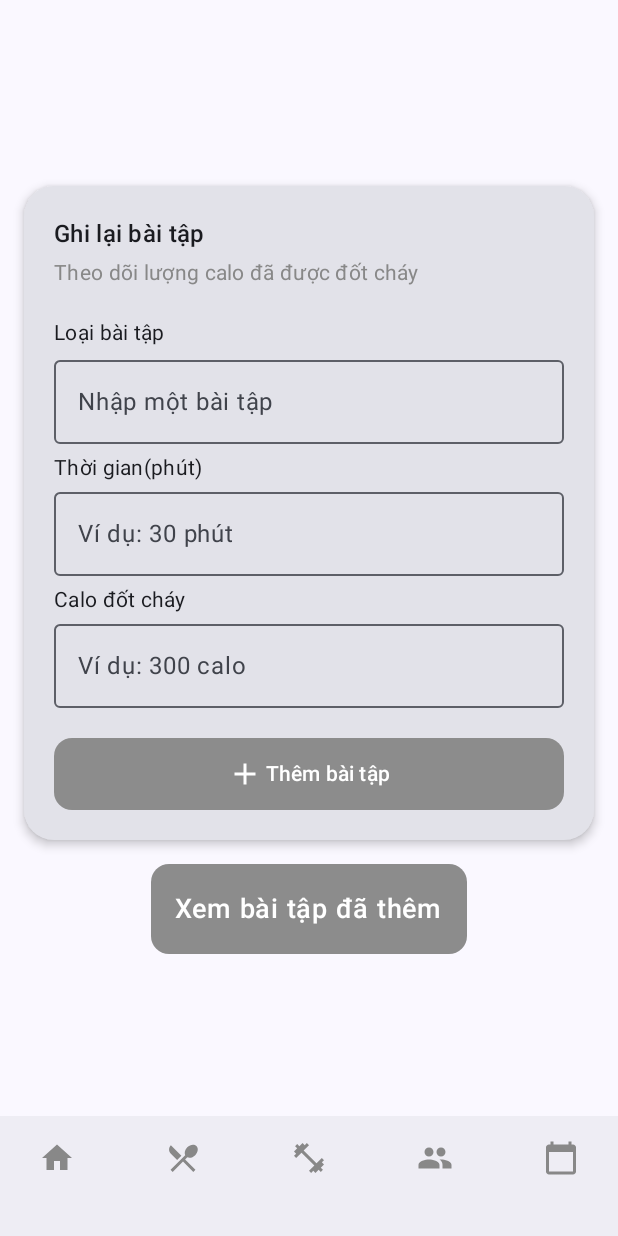
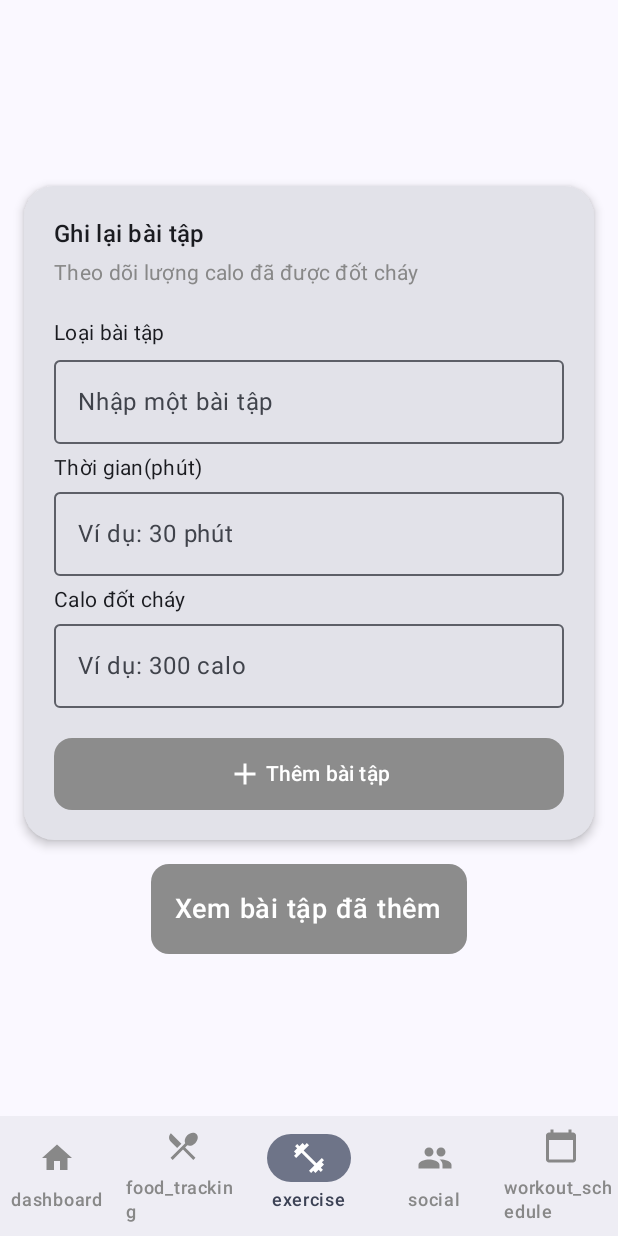
Before and after one commit to XuanHoai-205/MobileGroupProject, an Android app built with Jetpack Compose: the @Preview function rv6, on a phone screen of 412 x 824 dp. Run offline under Robolectric (Android 15) with nearby library versions, the phone set to English and light mode, and no system bars.

```diff
--- a/app/build.gradle.kts
+++ b/app/build.gradle.kts
@@ -55,6 +55,8 @@ dependencies {
     implementation(libs.androidx.ui)
     implementation(libs.androidx.constraintlayout)
     implementation(libs.androidx.material3)
+    implementation("androidx.navigation:navigation-compose:2.7.5")
+    implementation(libs.androidx.navigation.runtime.ktx)
     testImplementation(libs.junit)
     androidTestImplementation(libs.androidx.junit)
     androidTestImplementation(libs.androidx.espresso.core)
--- a/app/src/main/java/com/example/fito/AppUI/ExercisesTrackingScreen.kt
+++ b/app/src/main/java/com/example/fito/AppUI/ExercisesTrackingScreen.kt
@@ -20,14 +20,12 @@ import androidx.compose.ui.text.font.FontWeight
 import androidx.compose.ui.unit.sp
 import com.example.fito.ui.theme.FitoTheme
 import com.example.fito.components.BottomNavigationBar
+import com.example.fito.viewmodel.ExerciseVM
 
 @OptIn(ExperimentalMaterial3Api::class)
 @Composable
-fun LogExerciseCard() {
+fun LogExerciseCard(viewModel: ExerciseVM) {
 
-    var selectedExercise by remember { mutableStateOf("") }
-    var duration by remember { mutableStateOf("") }
-    var calories by remember { mutableStateOf("") }
     Card(
         modifier = Modifier
             .fillMaxWidth()
@@ -61,8 +59,8 @@ fun LogExerciseCard() {
             )
 
                 OutlinedTextField(
-                    value = selectedExercise,
-                    onValueChange = {},
+                    value = viewModel.selectedExercise,
+                    onValueChange = {viewModel.onExerciseChange(it)},
                     readOnly = true,
                     label = { Text("Nhập một bài tập") },
                     modifier = Modifier
@@ -80,8 +78,8 @@ fun LogExerciseCard() {
 
             Spacer(Modifier.height(6.dp))
             OutlinedTextField(
-                value = duration,
-                onValueChange = { duration = it },
+                value = viewModel.duration,
+                onValueChange = {viewModel.onDurationChange(it) },
                 placeholder = { Text("Ví dụ: 30 phút") },
                 modifier = Modifier.fillMaxWidth()
             )
@@ -92,8 +90,8 @@ fun LogExerciseCard() {
             )
             Spacer(Modifier.height(6.dp))
             OutlinedTextField(
-                value = calories,
-                onValueChange = { duration = it },
+                value = viewModel.calories,
+                onValueChange = { viewModel.onCaloriesChange(it) },
                 placeholder = { Text("Ví dụ: 300 calo") },
                 modifier = Modifier.fillMaxWidth()
             )
@@ -102,7 +100,7 @@ fun LogExerciseCard() {
 
 
             Button(
-                onClick = {},
+                onClick = {viewModel.submitExercise()},
                 modifier = Modifier
                     .fillMaxWidth()
                     .height(48.dp),
@@ -121,9 +119,14 @@ fun LogExerciseCard() {
 }
 
 @Composable
-fun ExScreen(){
+fun ExScreen(
+    viewModel: ExerciseVM = androidx.lifecycle.viewmodel.compose.viewModel()
+){
     Scaffold(
-        bottomBar = { BottomNavigationBar() }
+        bottomBar = { BottomNavigationBar(
+            currentRoute = "exercise",
+            onItemClick = {}
+        ) }
     ) { innerPadding ->
         Column(
             modifier = Modifier
@@ -133,14 +136,13 @@ fun ExScreen(){
             verticalArrangement = Arrangement.Center
 
         ){
-            LogExerciseCard()
+            LogExerciseCard(viewModel)
             Box(
                 modifier = Modifier
 
                     .height(60.dp)
                     .background(Color(0xFF8C8C8C), shape = RoundedCornerShape(12.dp))
                     .clickable {
-                        // TODO: Mở trang xem lịch tập
                         // ví dụ: navController.navigate("schedule_detail")
                     }
                     .padding(horizontal = 16.dp),
--- a/app/src/main/java/com/example/fito/components/BottomNav.kt
+++ b/app/src/main/java/com/example/fito/components/BottomNav.kt
@@ -21,13 +21,13 @@ data class BottomNavItem(
 )
 
 @Composable
-fun BottomNavigationBar() {
+fun BottomNavigationBar(currentRoute: String?, onItemClick: (String) -> Unit) {
     val items = listOf(
-        BottomNavItem("", Icons.Filled.Home),
-        BottomNavItem("", Icons.Filled.LocalDining),
-        BottomNavItem("", Icons.Filled.FitnessCenter),
-        BottomNavItem("", Icons.Filled.Group),
-        BottomNavItem("", Icons.Filled.CalendarToday)
+        BottomNavItem("dashboard", Icons.Filled.Home),
+        BottomNavItem("food_tracking", Icons.Filled.LocalDining),
+        BottomNavItem("exercise", Icons.Filled.FitnessCenter),
+        BottomNavItem("social", Icons.Filled.Group),
+        BottomNavItem("workout_schedule", Icons.Filled.CalendarToday)
     )
 
     NavigationBar {
@@ -35,8 +35,8 @@ fun BottomNavigationBar() {
             NavigationBarItem(
                 icon = { Icon(item.icon, contentDescription = item.label) },
                 label = { Text(item.label) },
-                selected = false,
-                onClick = { /* TODO: handle click */ },
+                selected = currentRoute == item.label,
+                onClick = { onItemClick(item.label) },
                 colors = NavigationBarItemDefaults.colors(
                     unselectedIconColor = Color.Gray,
                     unselectedTextColor = Color.Gray
--- /dev/null
+++ b/app/src/main/java/com/example/fito/viewmodel/ExerciseVM.kt
@@ -0,0 +1,30 @@
+package com.example.fito.viewmodel
+
+import androidx.compose.runtime.*
+import androidx.lifecycle.ViewModel
+
+class ExerciseVM : ViewModel() {
+    var selectedExercise by mutableStateOf("")
+        private set
+
+    var duration by mutableStateOf("")
+        private set
+
+    var calories by mutableStateOf("")
+        private set
+
+    fun onExerciseChange(value: String){
+        selectedExercise=value
+    }
+    fun onDurationChange(value: String){
+        duration =value
+    }
+    fun onCaloriesChange(value: String){
+        calories=value
+    }
+    fun submitExercise(){
+
+    }
+
+
+}
--- a/gradle/libs.versions.toml
+++ b/gradle/libs.versions.toml
@@ -13,6 +13,8 @@ foundation = "1.9.4"
 ui = "1.9.4"
 constraintlayout = "2.2.1"
 material3 = "1.4.0"
+navigationComposeJvmstubs = "2.9.6"
+navigationRuntimeKtx = "2.9.6"
 
 [libraries]
 androidx-core-ktx = { group = "androidx.core", name = "core-ktx", version.ref = "coreKtx" }
@@ -34,6 +36,8 @@ androidx-compose-foundation = { group = "androidx.compose.foundation", name = "f
 androidx-ui = { group = "androidx.compose.ui", name = "ui", version.ref = "ui" }
 androidx-constraintlayout = { group = "androidx.constraintlayout", name = "constraintlayout", version.ref = "constraintlayout" }
 androidx-material3 = { group = "androidx.compose.material3", name = "material3", version.ref = "material3" }
+androidx-navigation-compose-jvmstubs = { group = "androidx.navigation", name = "navigation-compose-jvmstubs", version.ref = "navigationComposeJvmstubs" }
+androidx-navigation-runtime-ktx = { group = "androidx.navigation", name = "navigation-runtime-ktx", version.ref = "navigationRuntimeKtx" }
 
 [plugins]
 android-application = { id = "com.android.application", version.ref = "agp" }
```
Also changed, not shown: app/src/main/java/com/example/fito/AppUI/DashboardScreen.kt (+17 -0 lines), app/src/main/java/com/example/fito/AppUI/FoodTrackingScreen.kt (+97 -2 lines), app/src/main/java/com/example/fito/AppUI/Login.kt (+5 -2 lines), app/src/main/java/com/example/fito/AppUI/Register.kt (+4 -5 lines), app/src/main/java/com/example/fito/AppUI/SocialScreen.kt (+13 -5 lines), app/src/main/java/com/example/fito/AppUI/SplashScreen.kt (+11 -17 lines), app/src/main/java/com/example/fito/AppUI/WorkoutScheduleScreen.kt (+5 -3 lines), app/src/main/java/com/example/fito/MainActivity.kt (+3 -8 lines), app/src/main/java/com/example/fito/navigation/MainScreen.kt (added, +51 -0 lines), app/src/main/java/com/example/fito/navigation/NavGraph.kt (added, +59 -0 lines), app/src/main/java/com/example/fito/navigation/Screen.kt (added, +13 -0 lines), app/src/main/java/com/example/fito/viewmodel/MealVM.kt (added, +24 -0 lines).
